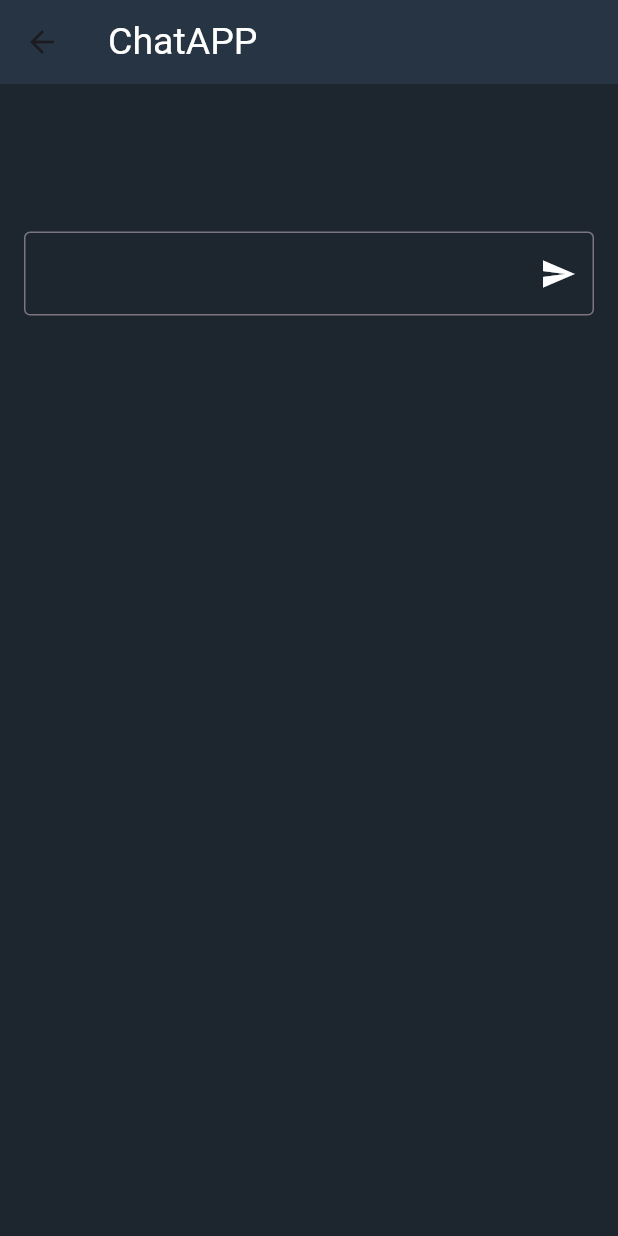
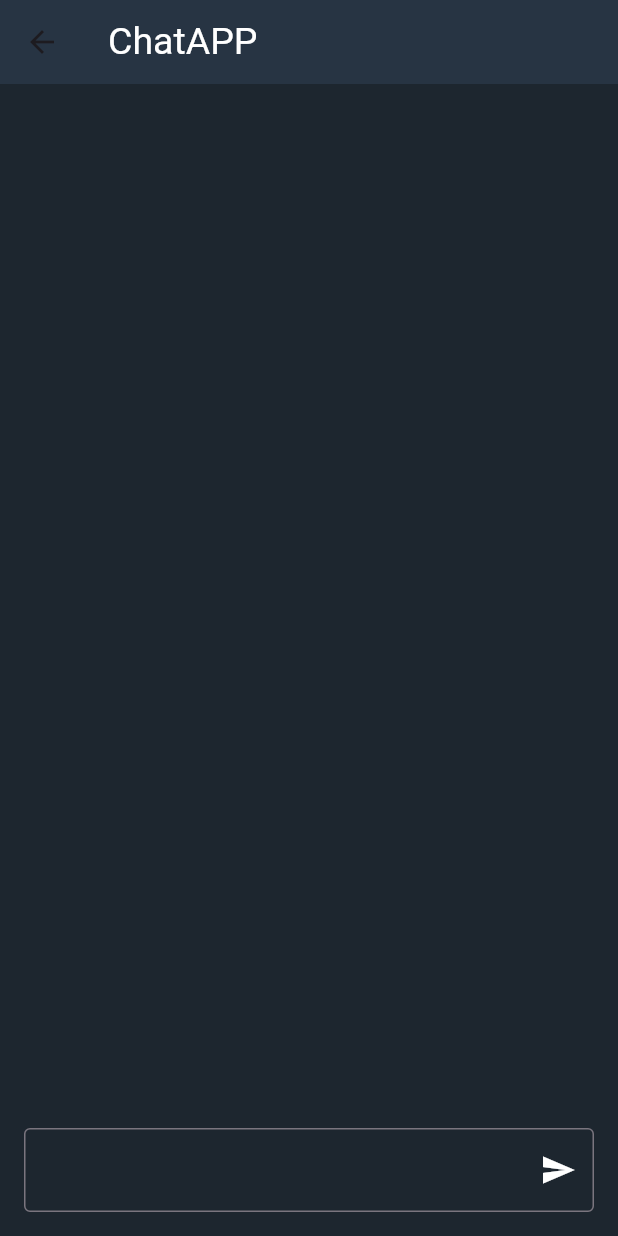
Before and after one commit to Harshpreet777/ChatApp, a Flutter app: the ChatPageClass screen opened directly, on a phone screen of 412 x 824 dp. Run offline on Flutter 3.47's test engine with Material 3 defaults, Android fonts, the phone set to English and light mode, and no system bars.

Commit message:
26/12/23

```diff
--- a/lib/main.dart
+++ b/lib/main.dart
@@ -1,4 +1,4 @@
-import 'package:chatapp/screens/loginpage.dart';
+import 'package:chatapp/screens/chatpage.dart';
 import 'package:flutter/material.dart';
 
 void main() {
@@ -16,7 +16,7 @@ class MyApp extends StatelessWidget {
         colorScheme: ColorScheme.fromSeed(seedColor: Colors.deepPurple),
         useMaterial3: true,
       ),
-      home: const LoginPageClass()
+      home: const ChatPageClass()
     );
   }
 }
--- a/lib/screens/chatpage.dart
+++ b/lib/screens/chatpage.dart
@@ -18,9 +18,7 @@ class _ChatPageClassState extends State<ChatPageClass> {
   @override
   void initState() {
     super.initState();
-    streamController = StreamController(
-      onListen: () {},
-    );
+    streamController = StreamController();
   }
 
   @override
@@ -43,15 +41,18 @@ class _ChatPageClassState extends State<ChatPageClass> {
           backgroundColor: const Color(0xff273443),
         ),
         backgroundColor: const Color.fromARGB(255, 29, 38, 47),
-        body: SingleChildScrollView(
-          child: Column(
+        body: Column(
           children: [
-
-              StreamBuilder<String>(
+            Expanded(
+              child: StreamBuilder<String>(
                 stream: streamController.stream,
                 builder: (context, snapshot) {
                   if (snapshot.hasData) {
+                    if (snapshot.data == '') {
+                      message2 = [];
+                    }
                     return ListView.builder(
+                      reverse: true,
                       shrinkWrap: true,
                       itemCount: message2.length,
                       itemBuilder: (context, index) {
@@ -64,18 +65,18 @@ class _ChatPageClassState extends State<ChatPageClass> {
                               child: ClipRRect(
                                 borderRadius:
                                     const BorderRadius.all(Radius.circular(12)),
-                                child: Flexible(
-                                  fit: FlexFit.tight,
                                 child: Container(
                                     padding: const EdgeInsets.all(15),
                                     color: Colors.blue,
+                                    child: Flexible(
+                                      fit: FlexFit.tight,
                                       child: Text(
                                         message2[index].toString(),
                                         style: TextStyle(
                                             color: ColorConstant.white,
                                             fontSize: 20),
+                                      ),
                                     )),
-                                ),
                               )),
                         );
                       },
@@ -85,13 +86,20 @@ class _ChatPageClassState extends State<ChatPageClass> {
                   }
                 },
               ),
-              SizedBox(
-                height: MediaQuery.of(context).size.height * 0.1,
             ),
             Padding(
               padding: const EdgeInsets.all(16.0),
               child: TextFormField(
-
+                textInputAction: TextInputAction.send,
+                onEditingComplete: () {
+                  setState(() {
+                    message2.add(myController.text);
+                    for (int i = 0; i < message2.length; i++) {
+                      streamController.sink.add(message2[i].toString());
+                    }
+                    myController.clear();
+                  });
+                },
                 onTap: () {
                   setState(() {
                     message2.add(myController.text);
@@ -112,7 +120,6 @@ class _ChatPageClassState extends State<ChatPageClass> {
               ),
             )
           ],
-          ),
         ));
   }
 }
```
Also changed, not shown: lib/screens/loginpage.dart (+8 -0 lines). Lines whose indentation alone changed are shown as unchanged.
